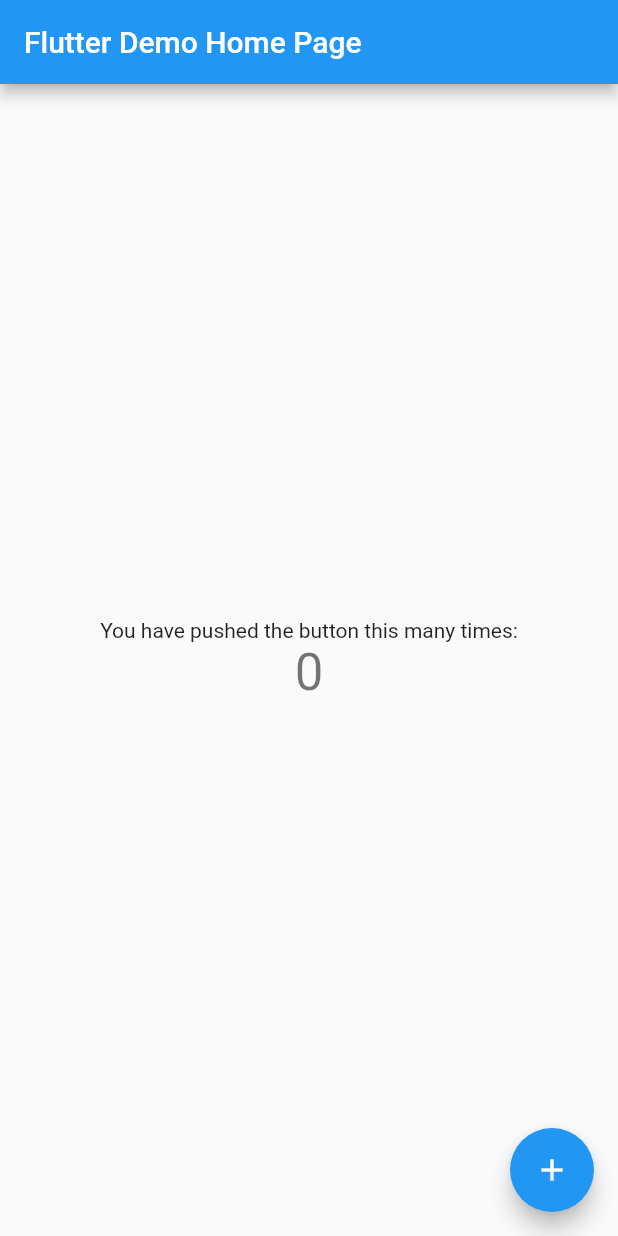
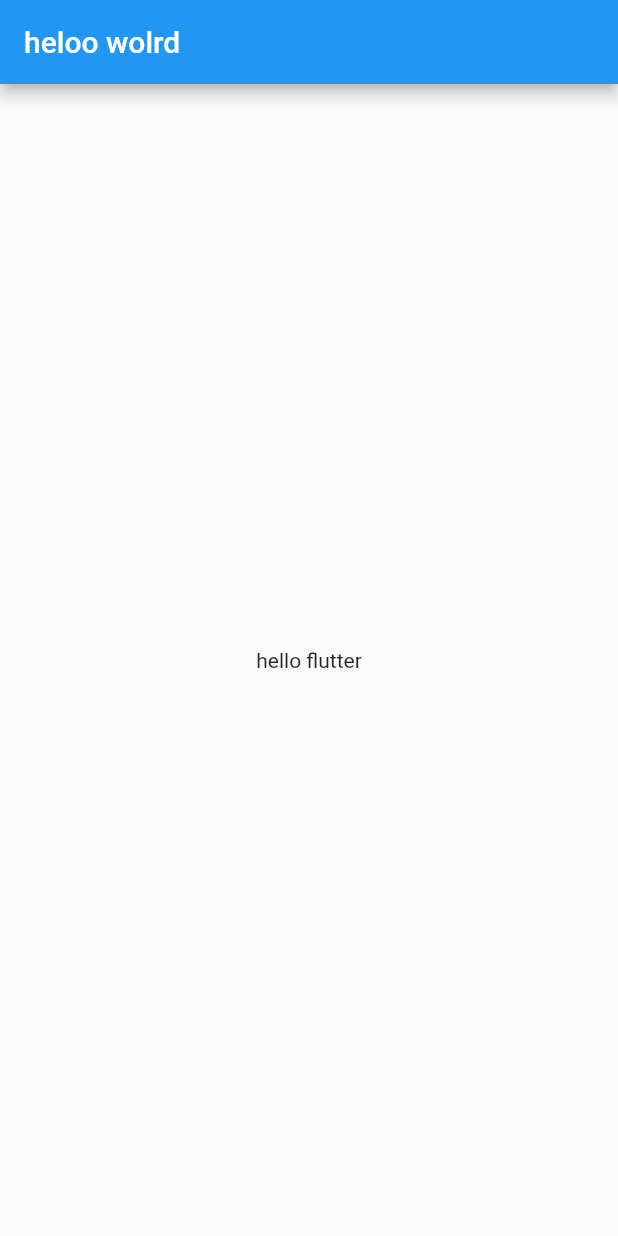
Before and after one commit to camelcrush/toonflix, a Flutter app: the screen it shows after launch, on a phone screen of 412 x 824 dp. Run offline on Flutter 3.47's test engine with Material 2 defaults, Android fonts, the phone set to English and light mode, and no system bars.

Commit message:
Hello World

```diff
--- a/lib/main.dart
+++ b/lib/main.dart
@@ -1,115 +1,21 @@
 import 'package:flutter/material.dart';
 
 void main() {
-  runApp(const MyApp());
+  runApp(App());
 }
 
-class MyApp extends StatelessWidget {
-  const MyApp({super.key});
-
-  // This widget is the root of your application.
+class App extends StatelessWidget {
   @override
   Widget build(BuildContext context) {
     return MaterialApp(
-      title: 'Flutter Demo',
-      theme: ThemeData(
-        // This is the theme of your application.
-        //
-        // Try running your application with "flutter run". You'll see the
-        // application has a blue toolbar. Then, without quitting the app, try
-        // changing the primarySwatch below to Colors.green and then invoke
-        // "hot reload" (press "r" in the console where you ran "flutter run",
-        // or simply save your changes to "hot reload" in a Flutter IDE).
-        // Notice that the counter didn't reset back to zero; the application
-        // is not restarted.
-        primarySwatch: Colors.blue,
+      home: Scaffold(
+        appBar: AppBar(
+          title: Text('heloo wolrd'),
+        ),
+        body: Center(
+          child: Text('hello flutter'),
+        ),
       ),
-      home: const MyHomePage(title: 'Flutter Demo Home Page'),
     );
   }
 }
-
-class MyHomePage extends StatefulWidget {
-  const MyHomePage({super.key, required this.title});
-
-  // This widget is the home page of your application. It is stateful, meaning
-  // that it has a State object (defined below) that contains fields that affect
-  // how it looks.
-
-  // This class is the configuration for the state. It holds the values (in this
-  // case the title) provided by the parent (in this case the App widget) and
-  // used by the build method of the State. Fields in a Widget subclass are
-  // always marked "final".
-
-  final String title;
-
-  @override
-  State<MyHomePage> createState() => _MyHomePageState();
-}
-
-class _MyHomePageState extends State<MyHomePage> {
-  int _counter = 0;
-
-  void _incrementCounter() {
-    setState(() {
-      // This call to setState tells the Flutter framework that something has
-      // changed in this State, which causes it to rerun the build method below
-      // so that the display can reflect the updated values. If we changed
-      // _counter without calling setState(), then the build method would not be
-      // called again, and so nothing would appear to happen.
-      _counter++;
-    });
-  }
-
-  @override
-  Widget build(BuildContext context) {
-    // This method is rerun every time setState is called, for instance as done
-    // by the _incrementCounter method above.
-    //
-    // The Flutter framework has been optimized to make rerunning build methods
-    // fast, so that you can just rebuild anything that needs updating rather
-    // than having to individually change instances of widgets.
-    return Scaffold(
-      appBar: AppBar(
-        // Here we take the value from the MyHomePage object that was created by
-        // the App.build method, and use it to set our appbar title.
-        title: Text(widget.title),
-      ),
-      body: Center(
-        // Center is a layout widget. It takes a single child and positions it
-        // in the middle of the parent.
-        child: Column(
-          // Column is also a layout widget. It takes a list of children and
-          // arranges them vertically. By default, it sizes itself to fit its
-          // children horizontally, and tries to be as tall as its parent.
-          //
-          // Invoke "debug painting" (press "p" in the console, choose the
-          // "Toggle Debug Paint" action from the Flutter Inspector in Android
-          // Studio, or the "Toggle Debug Paint" command in Visual Studio Code)
-          // to see the wireframe for each widget.
-          //
-          // Column has various properties to control how it sizes itself and
-          // how it positions its children. Here we use mainAxisAlignment to
-          // center the children vertically; the main axis here is the vertical
-          // axis because Columns are vertical (the cross axis would be
-          // horizontal).
-          mainAxisAlignment: MainAxisAlignment.center,
-          children: <Widget>[
-            const Text(
-              'You have pushed the button this many times:',
-            ),
-            Text(
-              '$_counter',
-              style: Theme.of(context).textTheme.headline4,
-            ),
-          ],
-        ),
-      ),
-      floatingActionButton: FloatingActionButton(
-        onPressed: _incrementCounter,
-        tooltip: 'Increment',
-        child: const Icon(Icons.add),
-      ), // This trailing comma makes auto-formatting nicer for build methods.
-    );
-  }
-}
```
